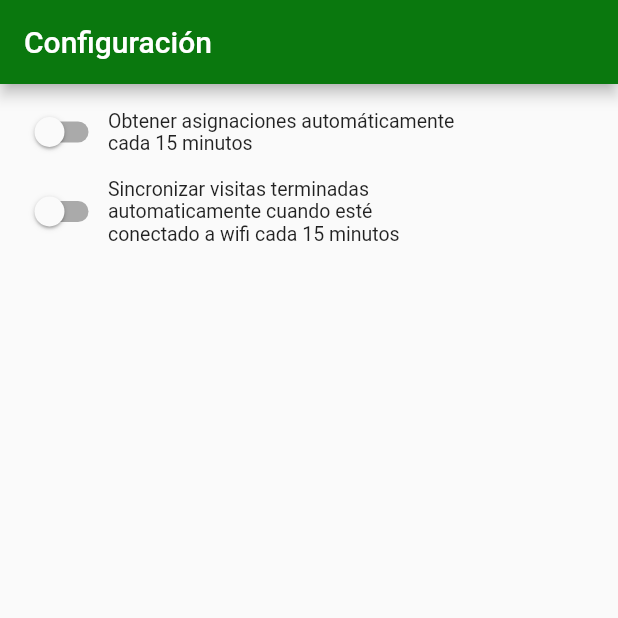
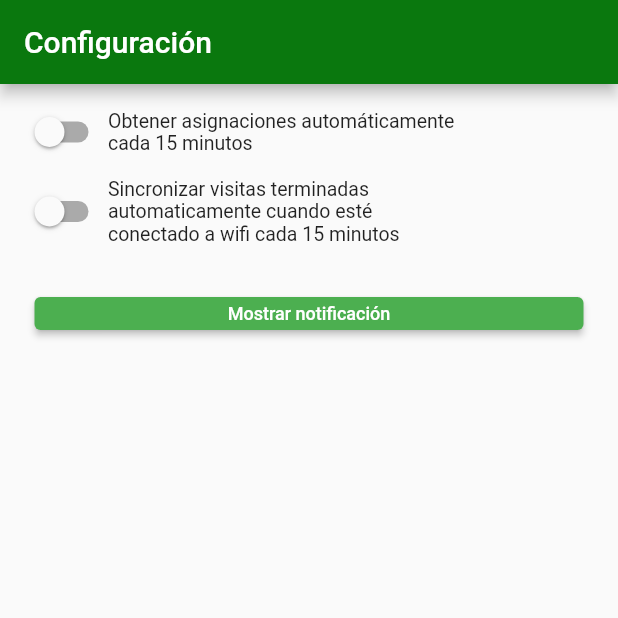
Before and after one commit to davidisraelgc/flutter_segundo_plano_personalizado_notificaciones, a Flutter app: the screen it shows after launch, on a phone screen of 412 x 824 dp, the top half of it. Run offline on Flutter 3.47's test engine with Material 2 defaults, Android fonts, the light colour scheme and no system bars; our stand-ins replace flutter_local_notifications, shared_preferences; missing offline and left inert: workmanager.

Commit message:
Notificación y mejoras para iOS

```diff
--- a/lib/ui/configuracion/configuracion_screen.dart
+++ b/lib/ui/configuracion/configuracion_screen.dart
@@ -1,5 +1,6 @@
 import 'package:flutter/material.dart';
 import 'package:provider/provider.dart';
+import 'package:segundo_plano_personalizado/notifications/notificaciones.dart';
 import 'package:segundo_plano_personalizado/ui/configuracion/provider/configuracion_provider.dart';
 
 class ConfiguracionScreen extends StatelessWidget {
@@ -92,6 +93,20 @@ class ConfiguracionScreen extends StatelessWidget {
                           ),
                         ],
                       ),
+                      Padding(
+                        padding: const EdgeInsets.all(20.0),
+                        child: ElevatedButton(
+                            style: ElevatedButton.styleFrom(
+                              primary: Colors.green,
+                              minimumSize: const Size(70, 22)
+                            ),
+                            onPressed: () {
+                              Notificaciones().mostrar('AgroGeo Despachos', "Notificación personalizada");
+                            },
+                            child: const Text(
+                                'Mostrar notificación',
+                                style: TextStyle(fontSize: 12))),
+                      ),
                     ]),
               )),
         ],
```
Also changed, not shown: lib/main.dart (+11 -1 lines), lib/ui/configuracion/provider/configuracion_provider.dart (+26 -2 lines).
